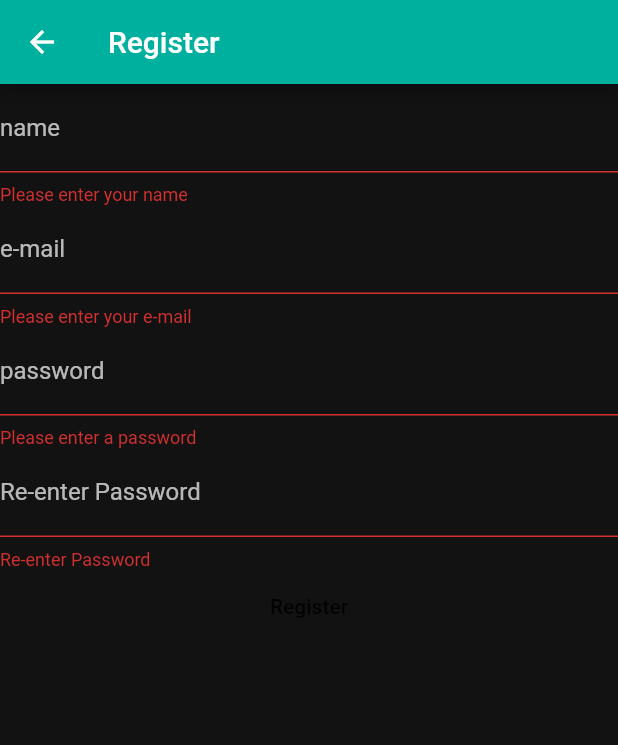
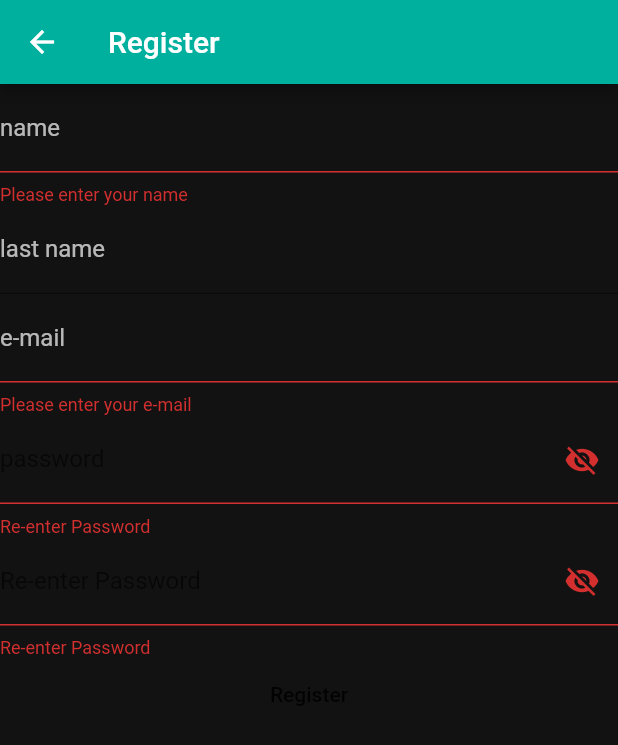
Before and after one commit to murosfc/findme, a Flutter app: the RegisterScreen screen opened directly, after a tap on "Register", on a phone screen of 412 x 824 dp. Shown: the top 745 px of the screen. Run offline on Flutter 3.47's test engine with Material 2 defaults, Android fonts, the phone set to English and light mode, and no system bars; our stand-ins replace google_sign_in, localization.

Commit message:
Register Page finalizada

```diff
--- /dev/null
+++ b/lib/api/ApiUrls.dart
@@ -0,0 +1,8 @@
+class ApiUrls {
+  final String _endpoint = "http://192.168.1.166:8080";
+  final _register = "/register";
+
+  String getRegistrationUrl() {
+    return _endpoint + _register;
+  }
+}
--- a/lib/i18n/en_US.json
+++ b/lib/i18n/en_US.json
@@ -5,6 +5,7 @@
     "permissions": "Permissions",
     "config": "Configurations",
     "name": "name",
+    "surname": "last name",
     "email": "e-mail",
     "password": "password",
     "valid-email": "Please enter a valid email",
@@ -15,5 +16,7 @@
     "enter-email": "Please enter your e-mail",
     "enter-password": "Please enter a password",
     "reenter-password": "Re-enter Password",
-    "pass-not-match": "Passwords do not match"
+    "pass-not-match": "Passwords do not match",
+    "email-in-use": "The e-mail informed is already in use.\n You can try to login or register informing a different e-mail",
+    "unknow-error": "Unknow error"
 }
--- a/lib/i18n/pt_BR.json
+++ b/lib/i18n/pt_BR.json
@@ -5,6 +5,7 @@
     "permissions": "Permissões",
     "config": "Configurações",
     "name": "nome",
+    "surname": "sobrenome",
     "email": "e-mail",
     "password": "senha",
     "valid-email": "Por favor, digite um e-mail válido",
@@ -15,6 +16,7 @@
     "enter-email": "Digite seu e-mail",
     "enter-password": "Digite uma senha",
     "reenter-password": "Digite novamente a senha",
-    "pass-not-match": "As senhas digitadas precisam ser iguais"
-
+    "pass-not-match": "As senhas digitadas precisam ser iguais",
+    "email-in-use": "O e-mail informado já está em uso.\n Você pode tentar fazer login ou registrar com outro e-mail",
+    "unknow-error": "Erro desconhecido"
 }
--- a/lib/pages/RegisterScreen.dart
+++ b/lib/pages/RegisterScreen.dart
@@ -1,5 +1,12 @@
+import 'dart:convert';
+
+import 'package:findme/api/ApiUrls.dart';
 import 'package:flutter/material.dart';
+import 'package:http/http.dart';
 import 'package:localization/localization.dart';
+import 'package:http/http.dart' as http;
+
+import 'LoginPage.dart';
 
 class RegisterScreen extends StatefulWidget {
   @override
@@ -8,7 +15,13 @@ class RegisterScreen extends StatefulWidget {
 
 class _RegisterScreenState extends State<RegisterScreen> {
   final _formKey = GlobalKey<FormState>();
-  late String _name, _email, _password, _reenterPassword;
+  late String _name, _familyName, _email, _password, _reenterPassword;
+  bool _isLoading = false,
+      _obscurePassword = true,
+      _obscureReenterPassword = true;
+  String? _errorMessage;
+  final _emailTextEditingController = TextEditingController();
+  final _passwordTextEditingController = TextEditingController();
 
   @override
   Widget build(BuildContext context) {
@@ -34,6 +47,13 @@ class _RegisterScreenState extends State<RegisterScreen> {
             ),
             TextFormField(
               decoration: InputDecoration(
+                  labelText: "surname".i18n(),
+                  labelStyle: const TextStyle(color: Colors.white70)),
+              onSaved: (value) => _familyName = value!,
+            ),
+            TextFormField(
+              controller: _emailTextEditingController,
+              decoration: InputDecoration(
                   labelText: 'email'.i18n(),
                   labelStyle: const TextStyle(color: Colors.white70)),
               validator: (value) {
@@ -45,23 +65,45 @@ class _RegisterScreenState extends State<RegisterScreen> {
               onSaved: (value) => _email = value!,
             ),
             TextFormField(
+              controller: _passwordTextEditingController,
               decoration: InputDecoration(
                 labelText: "password".i18n(),
-                  labelStyle: const TextStyle(color: Colors.white70)),
-              obscureText: true,
+                suffixIcon: IconButton(
+                  onPressed: () {
+                    setState(() {
+                      _obscurePassword = !_obscurePassword;
+                    });
+                  },
+                  icon: Icon(_obscurePassword
+                      ? Icons.visibility_off
+                      : Icons.visibility),
+                ),
+              ),
+              obscureText: _obscurePassword,
               validator: (value) {
                 if (value!.isEmpty) {
-                  return "enter-password".i18n();
+                  return "reenter-password".i18n();
                 }
                 return null;
               },
               onSaved: (value) => _password = value!,
             ),
             TextFormField(
+              controller: _passwordTextEditingController,
               decoration: InputDecoration(
                 labelText: "reenter-password".i18n(),
-                  labelStyle: const TextStyle(color: Colors.white70)),
-              obscureText: true,
+                suffixIcon: IconButton(
+                  onPressed: () {
+                    setState(() {
+                      _obscureReenterPassword = !_obscureReenterPassword;
+                    });
+                  },
+                  icon: Icon(_obscureReenterPassword
+                      ? Icons.visibility_off
+                      : Icons.visibility),
+                ),
+              ),
+              obscureText: _obscureReenterPassword,
               validator: (value) {
                 if (value!.isEmpty) {
                   return "reenter-password".i18n();
@@ -73,18 +115,74 @@ class _RegisterScreenState extends State<RegisterScreen> {
               },
               onSaved: (value) => _reenterPassword = value!,
             ),
-            MaterialButton(
+            _isLoading
+                ? const CircularProgressIndicator()
+                : MaterialButton(
                     onPressed: () {
                       if (_formKey.currentState!.validate()) {
                         _formKey.currentState!.save();
-                  //TODO: Save the user's information and navigate to the next screen
+                        _submit();
                       }
                     },
                     child: Text("register".i18n()),
                   ),
+            if (_errorMessage != null)
+              Text(
+                _errorMessage!,
+                style: TextStyle(color: Colors.red),
+              )
           ],
         ),
       ),
     );
   }
+
+  Future<void> _submit() async {
+    setState(() {
+      _isLoading = true; // set isLoading state to true
+    });
+
+    Map<String, String> body = {
+      'name': _name,
+      'familyName': _familyName,
+      'email': _email,
+      'password': _password,
+    };
+    String bodyJson = json.encode(body);
+
+    try {
+      Response response = await http.post(
+          Uri.parse(ApiUrls().getRegistrationUrl()),
+          headers: {'Content-Type': 'application/json'},
+          body: bodyJson);
+
+      if (response.statusCode == 200) {
+        // ignore: use_build_context_synchronously
+        Navigator.push(
+          context,
+          MaterialPageRoute(builder: (context) => LoginPage()),
+        );
+      } else if (response.statusCode == 401) {
+        setState(() {
+          _errorMessage = "email-in-use".i18n();
+          _passwordTextEditingController.clear();
+          _emailTextEditingController.clear();
+        });
       }
+    } catch (e) {
+      setState(() {
+        _errorMessage = "unknow-error".i18n();
+        _passwordTextEditingController.clear();
+      });
+    } finally {
+      setState(() {
+        _isLoading = false;
+      });
+    }
+    Future.delayed(const Duration(seconds: 5), () {
+      setState(() {
+        _errorMessage = null;
+      });
+    });
+  }
+}
```
Lines whose indentation alone changed are shown as unchanged.
